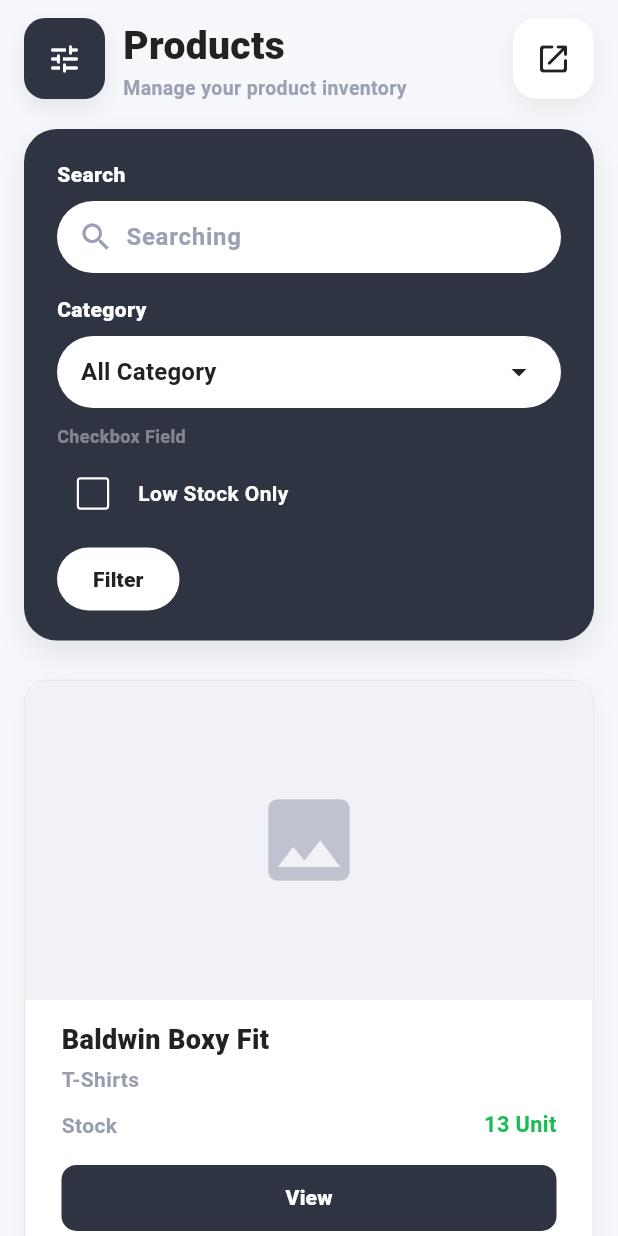
After one commit to CV-MDS/flutter_management_inventory, a Flutter app: the ProductPage screen opened directly, on a phone screen of 412 x 824 dp. The commit adds this screen. Run offline on Flutter 3.47's test engine with Material 3 defaults, Android fonts, the phone set to English and light mode, and no system bars; our stand-ins replace dio, flutter_dotenv, flutter_secure_storage, fluttertoast, google_fonts, logger; accounts and stored records are empty; network calls fail.

Commit message:
slicing product page

```diff
--- /dev/null
+++ b/lib/color.dart
@@ -0,0 +1,9 @@
+import 'package:flutter/material.dart';
+class C {
+  static const bg = Color(0xFFF6F7FB);
+  static const dark = Color(0xFF2F3443); // panel & header icon color
+  static const textDark = Color(0xFF222222);
+  static const hint = Color(0xFF9AA1B2);
+  static const border = Color(0xFFE7E9EF);
+  static const success = Color(0xFF1CBC55);
+}
--- /dev/null
+++ b/lib/model/product.dart
@@ -0,0 +1,12 @@
+class Product {
+  final String name;
+  final String category;
+  final int stock;
+  final String? imageUrl;
+  const Product({
+    required this.name,
+    required this.category,
+    required this.stock,
+    this.imageUrl,
+  });
+}
--- a/lib/view/home/home_page.dart
+++ b/lib/view/home/home_page.dart
@@ -3,6 +3,7 @@ import 'package:flutter_management_inventory/config/app_color.dart';
 import 'package:flutter_management_inventory/model/dashboard.dart';
 import 'package:flutter_management_inventory/view/activity_history/activity_history_page.dart';
 import 'package:flutter_management_inventory/view/base_page.dart';
+import 'package:flutter_management_inventory/view/product/product_page.dart';
 import 'package:flutter_management_inventory/view/profile/profile_page.dart';
 import 'package:flutter_management_inventory/viewmodel/dashboard_viewmodel.dart';
 
@@ -110,7 +111,7 @@ class _HomePageState extends State<HomePage> {
               Navigator.push(context, MaterialPageRoute(builder: (_) => const UserManagementPage()));
               break;
             case 4:
-            // Products (belum diimplement)
+              Navigator.push(context, MaterialPageRoute(builder: (_) => const ProductPage()));
               break;
           }
         },
--- /dev/null
+++ b/lib/view/product/product_page.dart
@@ -0,0 +1,334 @@
+import 'package:flutter/material.dart';
+
+import '../../color.dart';
+import '../../model/product.dart';
+import '../../widget/category_dropdown.dart';
+import '../../widget/label_white.dart';
+import '../../widget/product_card.dart';
+import '../../widget/search_field.dart';
+import '../../widget/sidebar_drawer.dart';
+import '../activity_history/activity_history_page.dart';
+import '../home/home_page.dart';
+import '../profile/profile_page.dart';
+import '../user_management/user_management_page.dart';
+
+class ProductPage extends StatefulWidget {
+  const ProductPage({super.key});
+
+  @override
+  State<ProductPage> createState() => _ProductPageState();
+}
+
+class _ProductPageState extends State<ProductPage> {
+
+  final _search = TextEditingController();
+  String Category = 'All Category';
+  bool _lowStockOnly = false;
+
+  final _all = <Product>[
+    const Product(name: 'Baldwin Boxy Fit', category: 'T-Shirts', stock: 13),
+    const Product(name: 'Classic Crewneck', category: 'T-Shirts', stock: 3),
+    const Product(name: 'Everyday Hoodie', category: 'Outer', stock: 7),
+    const Product(name: 'Denim Jacket', category: 'Outer', stock: 1),
+  ];
+
+  final _items = <Product>[];
+
+  final int _lowStockAt = 5;
+
+  List<String> get Categories {
+    final set = <String>{'All Category'};
+    for (final p in _all) {
+      set.add(p.category);
+    }
+    return set.toList();
+  }
+
+  @override
+  void initState() {
+    super.initState();
+    _applyFilter();
+  }
+
+  void _applyFilter() {
+    final q = _search.text.trim().toLowerCase();
+    final cat = Category;
+
+    final filtered = _all.where((p) {
+      final matchSearch =
+          p.name.toLowerCase().contains(q) || p.category.toLowerCase().contains(q);
+      final matchCat = (cat == 'All Category') ? true : (p.category == cat);
+      final matchLow = _lowStockOnly ? p.stock <= _lowStockAt : true;
+      return matchSearch && matchCat && matchLow;
+    }).toList();
+
+    setState(() {
+      _items
+        ..clear()
+        ..addAll(filtered);
+    });
+  }
+
+  @override
+  void dispose() {
+    _search.dispose();
+    super.dispose();
+  }
+
+  int _selectedDrawer = 4;
+  final GlobalKey<ScaffoldState> _scaffoldKey = GlobalKey<ScaffoldState>();
+
+
+  @override
+  Widget build(BuildContext context) {
+    return Scaffold(
+      key: _scaffoldKey,
+      backgroundColor: C.bg,
+      drawer: SidebarDrawer(
+        selectedIndex: _selectedDrawer,
+        onTap: (i) {
+          setState(() => _selectedDrawer = i);
+          Navigator.pop(context);
+
+          switch (i) {
+            case 0:
+              Navigator.push(
+                context,
+                MaterialPageRoute(builder: (_) => const HomePage()),
+              );
+            case 1:
+              Navigator.push(
+                context,
+                MaterialPageRoute(builder: (_) => const ProductPage()),
+              );
+              break;
+            case 2: // Activity History
+              Navigator.push(
+                context,
+                MaterialPageRoute(builder: (_) => const ActivityHistoryPage()),
+              );
+              break;
+            case 3:
+              Navigator.push(
+                context,
+                MaterialPageRoute(builder: (_) => const UserManagementPage()),
+              );
+              break;
+            case 4:
+
+              break;
+          }
+        },
+      ),
+      body: SafeArea(
+        child: ListView(
+          padding: const EdgeInsets.only(bottom: 24),
+          children: [
+            const SizedBox(height: 12),
+            // ===== Header =====
+            Padding(
+              padding: const EdgeInsets.symmetric(horizontal: 16),
+              child: Row(
+                crossAxisAlignment: CrossAxisAlignment.start,
+                children: [
+                  // left icon (rounded dark)
+                  InkWell(
+                    onTap: () => _scaffoldKey.currentState?.openDrawer(),
+                    child: Container(
+                      width: 54,
+                      height: 54,
+                      decoration: BoxDecoration(
+                        color: C.dark,
+                        borderRadius: BorderRadius.circular(14),
+                        boxShadow: [
+                          BoxShadow(
+                            color: Colors.black.withOpacity(.07),
+                            blurRadius: 10,
+                            offset: const Offset(0, 6),
+                          ),
+                        ],
+                      ),
+                      child: const Icon(Icons.tune_rounded, color: Colors.white),
+                    ),
+                  ),
+                  const SizedBox(width: 12),
+                  const Expanded(
+                    child: Padding(
+                      padding: EdgeInsets.only(top: 4),
+                      child: Column(
+                        crossAxisAlignment: CrossAxisAlignment.start,
+                        children: [
+                          Text('Products',
+                              style: TextStyle(
+                                fontSize: 26,
+                                height: 1.1,
+                                fontWeight: FontWeight.w900,
+                                color: C.textDark,
+                              )),
+                          SizedBox(height: 4),
+                          Text('Manage your product inventory',
+                              style: TextStyle(
+                                fontSize: 13,
+                                color: Color(0xFF9AA1B2),
+                                fontWeight: FontWeight.w600,
+                              )),
+                        ],
+                      ),
+                    ),
+                  ),
+                  // right floating square button
+                  Container(
+                    width: 54,
+                    height: 54,
+                    decoration: BoxDecoration(
+                      color: Colors.white,
+                      borderRadius: BorderRadius.circular(16),
+                      boxShadow: [
+                        BoxShadow(
+                          color: Colors.black.withOpacity(.06),
+                          blurRadius: 12,
+                          offset: const Offset(0, 6),
+                        ),
+                      ],
+                    ),
+                    child: const Icon(Icons.open_in_new_rounded, color: C.textDark),
+                  ),
+                ],
+              ),
+            ),
+            const SizedBox(height: 18),
+
+            // ===== Filter Panel (Dark) =====
+            Padding(
+              padding: const EdgeInsets.symmetric(horizontal: 16),
+              child: Container(
+                padding: const EdgeInsets.fromLTRB(22, 20, 22, 20),
+                decoration: BoxDecoration(
+                  color: C.dark,
+                  borderRadius: BorderRadius.circular(22),
+                  boxShadow: [
+                    BoxShadow(
+                      color: Colors.black.withOpacity(.08),
+                      blurRadius: 16,
+                      offset: const Offset(0, 8),
+                    ),
+                  ],
+                ),
+                child: Column(
+                  crossAxisAlignment: CrossAxisAlignment.start,
+                  children: [
+                    const LabelWhite('Search'),
+                    const SizedBox(height: 8),
+                    SearchField(
+                      controller: _search,
+                      hint: 'Searching',
+                      onChanged: (_) => setState(() {}),
+                    ),
+                    const SizedBox(height: 14),
+                    const LabelWhite('Category'),
+                    const SizedBox(height: 8),
+                    CategoryDropdown(
+                      value: Category,
+                      items: Categories,
+                      onChanged: (v) => setState(() => Category = v ?? 'All Category'),
+                    ),
+                    const SizedBox(height: 10),
+                    // teks abu kecil "Checkbox Field" (agar match persis screenshot)
+                    const Text(
+                      'Checkbox Field',
+                      style: TextStyle(
+                        color: Color(0x66FFFFFF),
+                        fontWeight: FontWeight.w700,
+                        fontSize: 12,
+                      ),
+                    ),
+                    const SizedBox(height: 6),
+                    // Low stock checkbox
+                    Row(
+                      children: [
+                        Transform.scale(
+                          scale: 1.2,
+                          child: Checkbox(
+                            value: _lowStockOnly,
+                            onChanged: (v) => setState(() => _lowStockOnly = v ?? false),
+                            activeColor: const Color(0xFF4CD964),
+                            checkColor: Colors.white,
+                            side: const BorderSide(color: Colors.white, width: 1.2),
+                          ),
+                        ),
+                        const SizedBox(width: 6),
+                        const Text(
+                          'Low Stock Only',
+                          style: TextStyle(
+                            color: Colors.white,
+                            fontWeight: FontWeight.w700,
+                          ),
+                        ),
+                      ],
+                    ),
+                    const SizedBox(height: 12),
+                    SizedBox(
+                      height: 42,
+                      child: ElevatedButton(
+                        onPressed: _applyFilter,
+                        style: ElevatedButton.styleFrom(
+                          elevation: 0,
+                          backgroundColor: Colors.white,
+                          foregroundColor: C.textDark,
+                          shape: RoundedRectangleBorder(
+                            borderRadius: BorderRadius.circular(22),
+                          ),
+                        ),
+                        child: const Text(
+                          'Filter',
+                          style: TextStyle(fontWeight: FontWeight.w800),
+                        ),
+                      ),
+                    ),
+                  ],
+                ),
+              ),
+            ),
+
+            const SizedBox(height: 16),
+
+            // ===== Products List =====
+            ..._items.map(
+                  (p) => ProductCard(
+                data: p,
+                onView: () {
+                  // TODO: aksi ketika "View" ditekan
+                  ScaffoldMessenger.of(context).showSnackBar(
+                    SnackBar(content: Text('View: ${p.name}')),
+                  );
+                },
+              ),
+            ),
+            if (_items.isEmpty)
+              Padding(
+                padding: const EdgeInsets.fromLTRB(16, 40, 16, 16),
+                child: Container(
+                  padding: const EdgeInsets.all(18),
+                  decoration: BoxDecoration(
+                    color: Colors.white,
+                    borderRadius: BorderRadius.circular(14),
+                    border: Border.all(color: C.border),
+                  ),
+                  child: const Center(
+                    child: Text(
+                      'No products found',
+                      style: TextStyle(
+                        color: C.hint,
+                        fontWeight: FontWeight.w600,
+                      ),
+                    ),
+                  ),
+                ),
+              ),
+          ],
+        ),
+      ),
+      floatingActionButtonLocation: FloatingActionButtonLocation.endFloat,
+    );
+  }
+}
--- a/lib/view/profile/profile_page.dart
+++ b/lib/view/profile/profile_page.dart
@@ -1,5 +1,6 @@
 import 'package:flutter/material.dart';
 import 'package:flutter_management_inventory/view/home/home_page.dart';
+import 'package:flutter_management_inventory/view/product/product_page.dart';
 import 'package:flutter_management_inventory/view/user_management/user_management_page.dart';
 
 import '../../widget/sidebar_drawer.dart';
@@ -83,7 +84,7 @@ class _ProfilePageState extends State<ProfilePage> {
 
   final GlobalKey<ScaffoldState> _scaffoldKey = GlobalKey<ScaffoldState>();
 
-  int _selectedDrawer = 0;
+  int _selectedDrawer = 1;
 
   @override
   Widget build(BuildContext context) {
@@ -120,6 +121,10 @@ class _ProfilePageState extends State<ProfilePage> {
               );
               break;
             case 4:
+              Navigator.push(
+                context,
+                MaterialPageRoute(builder: (_) => const ProductPage()),
+              );
               break;
           }
         },
--- a/lib/view/user_management/user_management_page.dart
+++ b/lib/view/user_management/user_management_page.dart
@@ -9,20 +9,6 @@ import '../../config/model/resp.dart';
 import '../../config/network.dart';
 import '../../config/pref.dart';
 import '../../widget/user_tile.dart';
-
-
-class _Debouncer {
-  _Debouncer(this.millis);
-  final int millis;
-  Timer? _t;
-
-  void run(VoidCallback f) {
-    _t?.cancel();
-    _t = Timer(Duration(milliseconds: millis), f);
-  }
-
-  void dispose() => _t?.cancel();
-}
 
 class UserManagementPage extends StatefulWidget {
   const UserManagementPage({super.key});
@@ -344,6 +330,19 @@ class _UserManagementPageState extends State<UserManagementPage> {
   }
 }
 
+class _Debouncer {
+  _Debouncer(this.millis);
+  final int millis;
+  Timer? _t;
+
+  void run(VoidCallback f) {
+    _t?.cancel();
+    _t = Timer(Duration(milliseconds: millis), f);
+  }
+
+  void dispose() => _t?.cancel();
+}
+
 
 class _UsersResponse {
   final List<UserManagementUser> items;
--- /dev/null
+++ b/lib/widget/category_dropdown.dart
@@ -0,0 +1,46 @@
+import 'package:flutter/material.dart';
+
+import '../color.dart';
+
+class CategoryDropdown extends StatelessWidget {
+  final String value;
+  final List<String> items;
+  final ValueChanged<String?>? onChanged;
+  const CategoryDropdown({super.key,
+    required this.value,
+    required this.items,
+    this.onChanged,
+  });
+
+  @override
+  Widget build(BuildContext context) {
+    return Container(
+      height: 48,
+      decoration: BoxDecoration(
+        color: Colors.white,
+        borderRadius: BorderRadius.circular(26),
+      ),
+      padding: const EdgeInsets.symmetric(horizontal: 16),
+      child: DropdownButtonHideUnderline(
+        child: DropdownButton<String>(
+          value: value,
+          isExpanded: true,
+          icon: const Icon(Icons.arrow_drop_down, color: C.textDark),
+          items: items
+              .map((e) => DropdownMenuItem(
+            value: e,
+            child: Text(
+              e,
+              style: const TextStyle(
+                color: C.textDark,
+                fontWeight: FontWeight.w700,
+              ),
+            ),
+          ))
+              .toList(),
+          onChanged: onChanged,
+        ),
+      ),
+    );
+  }
+}
--- /dev/null
+++ b/lib/widget/label_white.dart
@@ -0,0 +1,15 @@
+import 'package:flutter/material.dart';
+
+class LabelWhite extends StatelessWidget {
+  final String text;
+  const LabelWhite(this.text, {super.key});
+
+  @override
+  Widget build(BuildContext context) {
+    return Text(text,
+        style: const TextStyle(
+          color: Colors.white,
+          fontWeight: FontWeight.w800,
+        ));
+  }
+}
--- /dev/null
+++ b/lib/widget/product_card.dart
@@ -0,0 +1,135 @@
+import 'package:flutter/material.dart';
+
+import '../color.dart';
+import '../model/product.dart';
+
+class ProductCard extends StatelessWidget {
+  final Product data;
+  final VoidCallback? onView;
+
+  const ProductCard({super.key, required this.data, this.onView});
+
+  @override
+  Widget build(BuildContext context) {
+    return Container(
+      margin: const EdgeInsets.fromLTRB(16, 10, 16, 16),
+      decoration: BoxDecoration(
+        color: Colors.white,
+        borderRadius: BorderRadius.circular(16),
+        border: Border.all(color: C.border),
+        boxShadow: [
+          BoxShadow(
+            color: Colors.black.withOpacity(.04),
+            blurRadius: 12,
+            offset: const Offset(0, 6),
+          ),
+        ],
+      ),
+      child: Column(
+        crossAxisAlignment: CrossAxisAlignment.start,
+        children: [
+          // Image placeholder
+          AspectRatio(
+            aspectRatio: 16 / 9,
+            child: Container(
+              decoration: BoxDecoration(
+                color: const Color(0xFFF0F2F6),
+                borderRadius: const BorderRadius.vertical(top: Radius.circular(16)),
+              ),
+              child: data.imageUrl == null || data.imageUrl!.isEmpty
+                  ? const Center(
+                child: Icon(Icons.image, size: 72, color: Color(0xFFBEC3CF)),
+              )
+                  : ClipRRect(
+                borderRadius: const BorderRadius.vertical(top: Radius.circular(16)),
+                child: Image.network(
+                  data.imageUrl!,
+                  fit: BoxFit.cover,
+                  errorBuilder: (_, __, ___) => const Center(
+                    child: Icon(Icons.broken_image, size: 64, color: Color(0xFFBEC3CF)),
+                  ),
+                ),
+              ),
+            ),
+          ),
+
+          // Texts
+          Padding(
+            padding: const EdgeInsets.fromLTRB(24, 16, 24, 0),
+            child: Text(
+              data.name,
+              style: const TextStyle(
+                fontSize: 18,
+                height: 1.15,
+                fontWeight: FontWeight.w800,
+                color: C.textDark,
+              ),
+            ),
+          ),
+          const SizedBox(height: 6),
+          const Padding(
+            padding: EdgeInsets.symmetric(horizontal: 24),
+            child: Text(
+              'T-Shirts', // subtitle sesuai screenshot
+              style: TextStyle(
+                fontSize: 14,
+                color: Color(0xFF969EAE),
+                fontWeight: FontWeight.w600,
+              ),
+            ),
+          ),
+          const SizedBox(height: 10),
+
+          // Stock row
+          Padding(
+            padding: const EdgeInsets.symmetric(horizontal: 24),
+            child: Row(
+              children: [
+                const Text(
+                  'Stock',
+                  style: TextStyle(
+                    fontSize: 14,
+                    color: Color(0xFF969EAE),
+                    fontWeight: FontWeight.w600,
+                  ),
+                ),
+                const Spacer(),
+                Text(
+                  '${data.stock} Unit',
+                  style: const TextStyle(
+                    fontSize: 14.5,
+                    fontWeight: FontWeight.w700,
+                    color: C.success,
+                  ),
+                ),
+              ],
+            ),
+          ),
+          const SizedBox(height: 16),
+
+          // View button dark
+          Padding(
+            padding: const EdgeInsets.fromLTRB(24, 0, 24, 18),
+            child: SizedBox(
+              height: 44,
+              width: double.infinity,
+              child: ElevatedButton(
+                onPressed: onView,
+                style: ElevatedButton.styleFrom(
+                  backgroundColor: C.dark,
+                  foregroundColor: Colors.white,
+                  shape: RoundedRectangleBorder(borderRadius: BorderRadius.circular(10)),
+                  elevation: 0,
+                ),
+                child: const Text(
+                  'View',
+                  style: TextStyle(fontWeight: FontWeight.w800),
+                ),
+              ),
+            ),
+          ),
+        ],
+      ),
+    );
+  }
+}
--- /dev/null
+++ b/lib/widget/search_field.dart
@@ -0,0 +1,46 @@
+import 'package:flutter/material.dart';
+
+import '../color.dart';
+
+class SearchField extends StatelessWidget {
+  final TextEditingController controller;
+  final String hint;
+  final ValueChanged<String>? onChanged;
+  const SearchField({super.key,
+    required this.controller,
+    required this.hint,
+    this.onChanged,
+  });
+
+  @override
+  Widget build(BuildContext context) {
+    return Container(
+      height: 48,
+      decoration: BoxDecoration(
+        color: Colors.white,
+        borderRadius: BorderRadius.circular(26),
+      ),
+      padding: const EdgeInsets.symmetric(horizontal: 14),
+      child: Row(
+        children: [
+          const Icon(Icons.search, color: C.hint),
+          const SizedBox(width: 8),
+          Expanded(
+            child: TextField(
+              controller: controller,
+              onChanged: onChanged,
+              decoration: InputDecoration(
+                hintText: hint,
+                hintStyle: const TextStyle(
+                  color: C.hint,
+                  fontWeight: FontWeight.w600,
+                ),
+                border: InputBorder.none,
+              ),
+            ),
+          ),
+        ],
+      ),
+    );
+  }
+}
```
